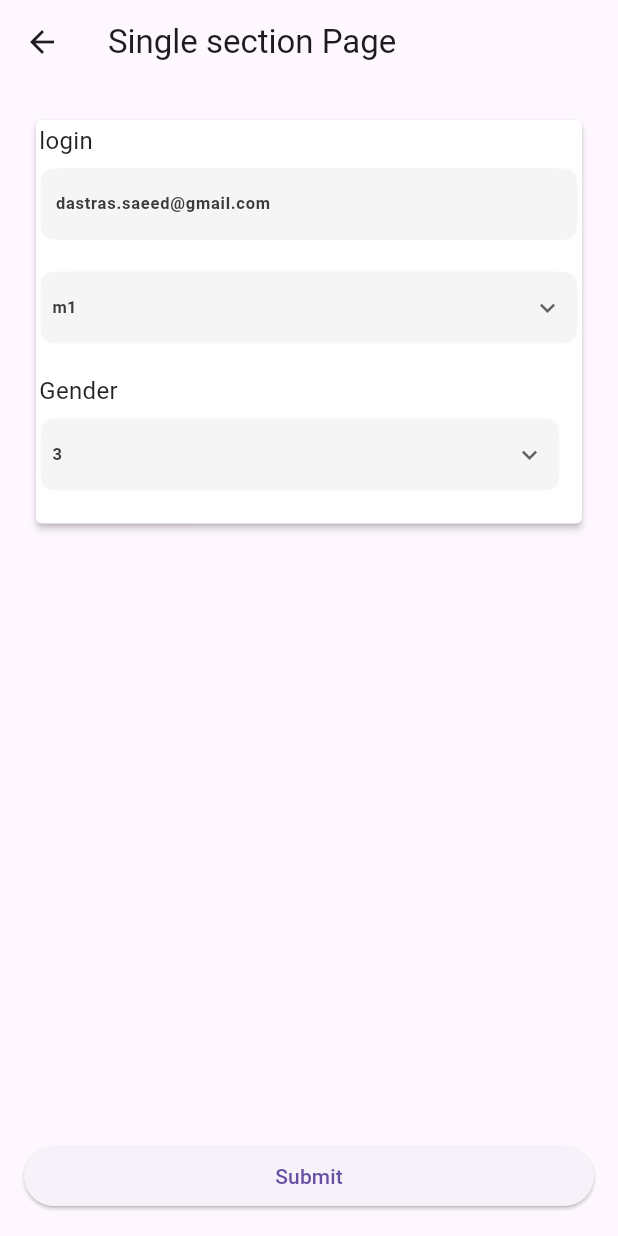
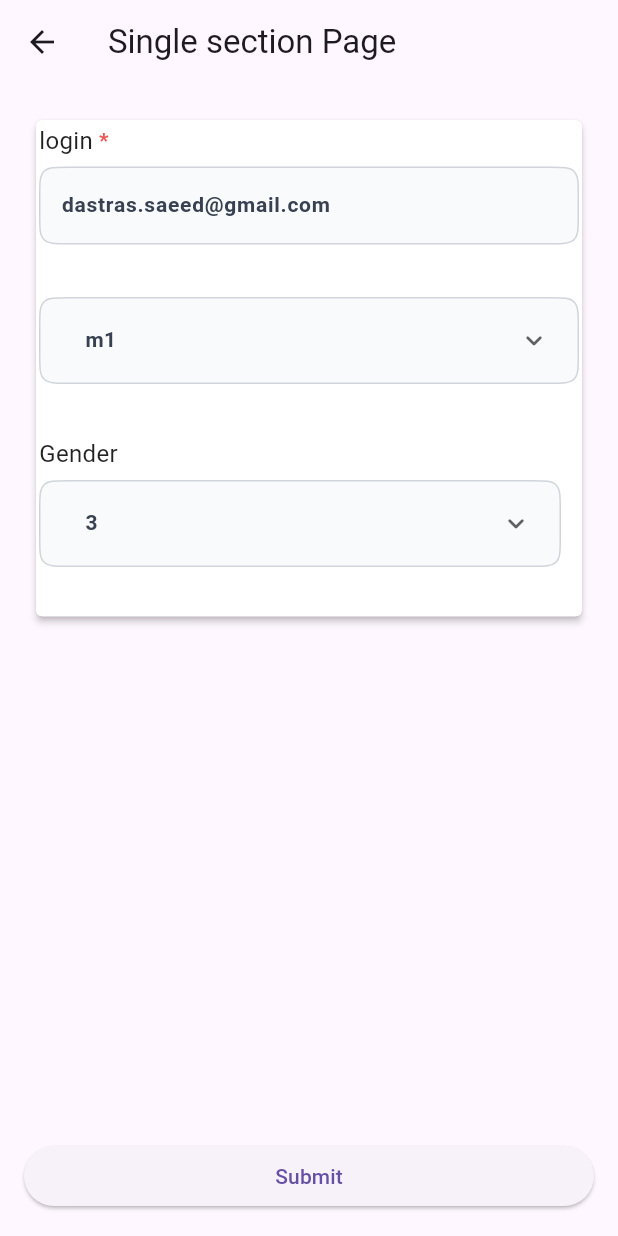
Before and after one commit to roksky/data_forms, a Flutter app: the SingleSectionForm screen opened directly, on a phone screen of 412 x 824 dp. Run offline on Flutter 3.47's test engine with Material 3 defaults, Android fonts, the phone set to English and light mode, and no system bars; our stand-ins replace file_picker, flutter_svg, geolocator, image_cropper, image_picker; missing offline and left inert: barcode_scan2, hand_signature, mobile_scanner.

Commit message:
Fix widgets

```diff
--- a/lib/core/form_style.dart
+++ b/lib/core/form_style.dart
@@ -46,7 +46,7 @@ class FormStyle {
        sectionRadius = sectionRadius ?? 4.0,
        sectionCardElevation = sectionCardElevation ?? 2.0,
        sectionCardPadding = sectionCardPadding ?? 2.0,
-       requiredText = requiredText ?? '',
+       requiredText = requiredText ?? '*',
        fieldHintStyle = fieldHintStyle ?? FormTheme.textThemeStyle.bodyMedium!,
        fieldTextStyle =
            fieldTextStyle ?? FormTheme.textThemeStyle.displayMedium!,
@@ -56,7 +56,7 @@ class FormStyle {
            helpTextStyle ?? FormTheme.textThemeStyle.headlineMedium!,
        sectionTitleStyle =
            sectionTitleStyle ?? FormTheme.textThemeStyle.displayLarge!,
-       fieldBorderColor = fieldBorderColor ?? FormColors.white;
+       fieldBorderColor = fieldBorderColor ?? FormColors.fieldBorderDefault;
 
   static FormStyle singleSectionFormDefaultStyle = FormStyle(
     backgroundFieldColor: FormColors.white,
@@ -69,9 +69,9 @@ class FormStyle {
     errorTextStyle: FormTheme.textThemeStyle.headlineSmall,
     helpTextStyle: FormTheme.textThemeStyle.headlineMedium,
     sectionTitleStyle: FormTheme.textThemeStyle.displayLarge,
-    sectionRadius: 8,
-    fieldRadius: 8,
-    fieldBorderColor: Colors.white,
+    sectionRadius: 12,
+    fieldRadius: 10,
+    fieldBorderColor: FormColors.fieldBorderDefault,
   );
 
   static FormStyle singleSectionFormDefaultDarkStyle = FormStyle(
@@ -85,25 +85,25 @@ class FormStyle {
     fieldHintStyle: FormTheme.textThemeDarkStyle.bodyMedium,
     errorTextStyle: FormTheme.textThemeDarkStyle.headlineSmall,
     helpTextStyle: FormTheme.textThemeDarkStyle.headlineMedium,
-    sectionRadius: 8,
-    fieldRadius: 8,
-    fieldBorderColor: Colors.white,
+    sectionRadius: 12,
+    fieldRadius: 10,
+    fieldBorderColor: FormColors.dividerColorDark,
   );
 
   static FormStyle multiSectionFormDefaultStyle = FormStyle(
     backgroundFieldColor: FormColors.colorBackground,
     sectionCardElevation: 2.0,
     backgroundSectionColor: FormColors.white,
-    sectionCardPadding: 8.0,
+    sectionCardPadding: 12.0,
     titleStyle: FormTheme.textThemeStyle.displayMedium,
     fieldTextStyle: FormTheme.textThemeStyle.displayMedium,
     fieldHintStyle: FormTheme.textThemeStyle.bodyMedium,
     errorTextStyle: FormTheme.textThemeStyle.headlineSmall,
     helpTextStyle: FormTheme.textThemeStyle.headlineMedium,
     sectionTitleStyle: FormTheme.textThemeStyle.displayLarge,
-    sectionRadius: 8,
-    fieldRadius: 8,
-    fieldBorderColor: Colors.white,
+    sectionRadius: 12,
+    fieldRadius: 10,
+    fieldBorderColor: FormColors.fieldBorderDefault,
   );
 
   static FormStyle multiSectionFormDefaultDarkStyle = FormStyle(
@@ -115,10 +115,10 @@ class FormStyle {
     errorTextStyle: FormTheme.textThemeDarkStyle.headlineSmall,
     helpTextStyle: FormTheme.textThemeDarkStyle.headlineMedium,
     sectionTitleStyle: FormTheme.textThemeDarkStyle.displayLarge,
-    sectionRadius: 8,
+    sectionRadius: 12,
     sectionCardElevation: 2.0,
-    sectionCardPadding: 8.0,
-    fieldRadius: 8,
-    fieldBorderColor: Colors.white,
+    sectionCardPadding: 12.0,
+    fieldRadius: 10,
+    fieldBorderColor: FormColors.dividerColorDark,
   );
 }
--- a/lib/values/colors.dart
+++ b/lib/values/colors.dart
@@ -8,12 +8,13 @@ class FormColors {
   static const red = Color(0xffef5350);
   static const green = Color(0xff6cd38b);
 
-  static const hintTextColor = Color(0xff999999);
-  static const textColor = Color(0xff3a3a3a);
-  static const textColorHeader = Color(0xff1c1c1c);
-  static const dividerColor = Color(0xffeaeaea);
-  static const colorBackground = Color(0xfff5f5f5);
-  static const colorBackgroundDisable = Color(0xffbbbbbb);
+  static const hintTextColor = Color(0xff9ca3af);
+  static const textColor = Color(0xff374151);
+  static const textColorHeader = Color(0xff111827);
+  static const dividerColor = Color(0xffe5e7eb);
+  static const fieldBorderDefault = Color(0xffd1d5db);
+  static const colorBackground = Color(0xfff9fafb);
+  static const colorBackgroundDisable = Color(0xffe9ecef);
 
   static const black = Color(0xff171717);
 
--- a/lib/values/theme.dart
+++ b/lib/values/theme.dart
@@ -7,32 +7,32 @@ class FormTheme {
     displayLarge: TextStyle(
       color: FormColors.textColorHeader,
       fontWeight: FontWeight.w700,
-      fontSize: 12.0,
+      fontSize: 14.0,
     ),
     displayMedium: TextStyle(
       color: FormColors.textColor,
-      fontWeight: FontWeight.w700,
-      fontSize: 11.0,
+      fontWeight: FontWeight.w600,
+      fontSize: 14.0,
     ),
     displaySmall: TextStyle(
       color: FormColors.hintTextColor,
       fontWeight: FontWeight.w500,
-      fontSize: 9.0,
+      fontSize: 12.0,
     ),
     headlineMedium: TextStyle(
       color: FormColors.hintTextColor,
       fontWeight: FontWeight.w400,
-      fontSize: 7.0,
+      fontSize: 12.0,
     ),
     headlineSmall: TextStyle(
       color: FormColors.red,
-      fontWeight: FontWeight.w400,
-      fontSize: 7.0,
+      fontWeight: FontWeight.w500,
+      fontSize: 12.0,
     ),
     bodyMedium: TextStyle(
       color: FormColors.hintTextColor,
       fontWeight: FontWeight.w400,
-      fontSize: 11.0,
+      fontSize: 14.0,
     ),
   );
 
@@ -40,32 +40,32 @@ class FormTheme {
     displayLarge: TextStyle(
       color: FormColors.textDarkColorHeader,
       fontWeight: FontWeight.w700,
-      fontSize: 12.0,
+      fontSize: 14.0,
     ),
     displayMedium: TextStyle(
       color: FormColors.textColorDark,
-      fontWeight: FontWeight.w700,
-      fontSize: 11.0,
+      fontWeight: FontWeight.w600,
+      fontSize: 14.0,
     ),
     displaySmall: TextStyle(
       color: FormColors.hintTextDarkColor,
       fontWeight: FontWeight.w500,
-      fontSize: 9.0,
+      fontSize: 12.0,
     ),
     headlineMedium: TextStyle(
       color: FormColors.hintTextDarkColor,
       fontWeight: FontWeight.w400,
-      fontSize: 7.0,
+      fontSize: 12.0,
     ),
     headlineSmall: TextStyle(
       color: FormColors.red,
-      fontWeight: FontWeight.w400,
-      fontSize: 7.0,
+      fontWeight: FontWeight.w500,
+      fontSize: 12.0,
     ),
     bodyMedium: TextStyle(
       color: FormColors.hintTextDarkColor,
       fontWeight: FontWeight.w400,
-      fontSize: 11.0,
+      fontSize: 14.0,
     ),
   );
 }
--- a/lib/widget/field.dart
+++ b/lib/widget/field.dart
@@ -1269,7 +1269,8 @@ class _GSFieldState extends State<DataFormField> {
                               widget.formStyle!.requiredText,
                               style: const TextStyle(
                                 color: FormColors.red,
-                                fontSize: 10,
+                                fontSize: 14,
+                                fontWeight: FontWeight.w600,
                               ),
                             ),
                           ),
@@ -1280,6 +1281,7 @@ class _GSFieldState extends State<DataFormField> {
                   ),
                 ),
                 Container(
+                  constraints: const BoxConstraints(minHeight: 52.0),
                   decoration: GSFormUtils.getFieldDecoration(
                     widget.formStyle!,
                     widget.model?.status,
@@ -1320,7 +1322,7 @@ class _GSFieldState extends State<DataFormField> {
                     ],
                   ),
                 ),
-                const SizedBox(height: 4.0),
+                const SizedBox(height: 6.0),
                 Opacity(
                   opacity:
                       (widget.model?.status == FormFieldStatusEnum.error &&
@@ -1331,15 +1333,15 @@ class _GSFieldState extends State<DataFormField> {
                   child: Row(
                     children: [
                       SizedBox(
-                        width: 8.0,
-                        height: 8.0,
+                        width: 14.0,
+                        height: 14.0,
                         child: SvgPicture.asset(
                           widget.model?.status == FormFieldStatusEnum.error
                               ? 'packages/data_forms/assets/ic_alert.svg'
                               : 'packages/data_forms/assets/ic_info.svg',
                         ),
                       ),
-                      const SizedBox(width: 1.0),
+                      const SizedBox(width: 4.0),
                       Text(
                         widget.model?.status == FormFieldStatusEnum.error
                             ? widget.model?.errorMessage ?? ''
@@ -1352,7 +1354,7 @@ class _GSFieldState extends State<DataFormField> {
                     ],
                   ),
                 ),
-                const SizedBox(height: 5.0),
+                const SizedBox(height: 8.0),
               ],
             ),
           ),
--- a/lib/widget/fields/bool_field.dart
+++ b/lib/widget/fields/bool_field.dart
@@ -41,13 +41,10 @@ class _GSBoolSwitchFieldState extends State<FormBoolSwitchField> {
   @override
   Widget build(BuildContext context) {
     return Padding(
-      padding: const EdgeInsets.only(right: 10.0, left: 10.0),
+      padding: const EdgeInsets.symmetric(horizontal: 14.0, vertical: 10.0),
       child: Switch(
-        // This bool value toggles the switch.
         value: widget.value ?? false,
-        activeThumbColor: Colors.red,
         onChanged: (bool value) {
-          // This is called when the user toggles the switch.
           setState(() {
             widget.value = value;
           });
--- a/lib/widget/fields/date_picker_field.dart
+++ b/lib/widget/fields/date_picker_field.dart
@@ -80,12 +80,7 @@ class _GSDatePickerFieldState extends State<FormDatePickerField> {
     widget.context = context;
     return InkWell(
       child: Padding(
-        padding: const EdgeInsets.only(
-          right: 10.0,
-          left: 10.0,
-          top: 18,
-          bottom: 18,
-        ),
+        padding: const EdgeInsets.symmetric(horizontal: 14.0, vertical: 14.0),
         child: Row(
           children: [
             Expanded(
--- a/lib/widget/fields/email_field.dart
+++ b/lib/widget/fields/email_field.dart
@@ -63,9 +63,7 @@ class _GSEmailFieldState extends State<FormEmailField> {
     if (widget.model.value != null) {
       widget.controller?.text = widget.model.value;
     }
-    return Padding(
-      padding: const EdgeInsets.only(right: 10.0, left: 10.0),
-      child: TextField(
+    return TextField(
       readOnly: widget.model.enableReadOnly ?? false,
       controller: widget.controller,
       maxLength: widget.model.maxLength,
@@ -82,13 +80,16 @@ class _GSEmailFieldState extends State<FormEmailField> {
       decoration: InputDecoration(
         hintText: widget.model.hint,
         counterText: '',
+        contentPadding: const EdgeInsets.symmetric(
+          horizontal: 14.0,
+          vertical: 14.0,
+        ),
         focusedBorder: InputBorder.none,
         enabledBorder: InputBorder.none,
         errorBorder: InputBorder.none,
         disabledBorder: InputBorder.none,
         hintStyle: widget.formStyle.fieldHintStyle,
       ),
-      ),
     );
   }
 }
--- a/lib/widget/fields/mobile_field.dart
+++ b/lib/widget/fields/mobile_field.dart
@@ -59,9 +59,7 @@ class _GSMobileFieldState extends State<FormMobileField> {
 
   @override
   Widget build(BuildContext context) {
-    return Padding(
-      padding: const EdgeInsets.only(right: 10.0, left: 10.0),
-      child: TextField(
+    return TextField(
       readOnly: widget.model.enableReadOnly ?? false,
       textAlign: TextAlign.left,
       controller: widget.controller,
@@ -78,6 +76,10 @@ class _GSMobileFieldState extends State<FormMobileField> {
       },
       decoration: InputDecoration(
         hintText: widget.model.hint,
+        contentPadding: const EdgeInsets.symmetric(
+          horizontal: 14.0,
+          vertical: 14.0,
+        ),
         focusedBorder: InputBorder.none,
         enabledBorder: InputBorder.none,
         counterText: '',
@@ -85,7 +87,6 @@ class _GSMobileFieldState extends State<FormMobileField> {
         disabledBorder: InputBorder.none,
         hintStyle: widget.formStyle.fieldHintStyle,
       ),
-      ),
     );
   }
 }
--- a/lib/widget/fields/number_field.dart
+++ b/lib/widget/fields/number_field.dart
@@ -59,9 +59,7 @@ class _GSNumberFieldState extends State<FormNumberField> {
 
   @override
   Widget build(BuildContext context) {
-    return Padding(
-      padding: const EdgeInsets.only(right: 10.0, left: 10.0),
-      child: TextField(
+    return TextField(
       readOnly: widget.model.enableReadOnly ?? false,
       textAlignVertical: TextAlignVertical.center,
       controller: widget.controller,
@@ -81,12 +79,15 @@ class _GSNumberFieldState extends State<FormNumberField> {
             (widget.model.showCounter ?? false) ? null : const Offstage(),
         hintText: widget.model.hint,
         counterStyle: widget.formStyle.fieldHintStyle,
+        contentPadding: const EdgeInsets.symmetric(
+          horizontal: 14.0,
+          vertical: 14.0,
+        ),
         focusedBorder: InputBorder.none,
         enabledBorder: InputBorder.none,
         errorBorder: InputBorder.none,
         disabledBorder: InputBorder.none,
         hintStyle: widget.formStyle.fieldHintStyle,
-        ),
       ),
     );
   }
--- a/lib/widget/fields/password_field.dart
+++ b/lib/widget/fields/password_field.dart
@@ -63,9 +63,7 @@ class _GSPasswordFieldState extends State<FormPasswordField> {
 
   @override
   Widget build(BuildContext context) {
-    return Padding(
-      padding: const EdgeInsetsDirectional.only(start: 10.0),
-      child: TextField(
+    return TextField(
       readOnly: widget.model.enableReadOnly ?? false,
       textAlignVertical: TextAlignVertical.center,
       keyboardType: TextInputType.visiblePassword,
@@ -84,6 +82,10 @@ class _GSPasswordFieldState extends State<FormPasswordField> {
       decoration: InputDecoration(
         hintText: widget.model.hint,
         counterText: '',
+        contentPadding: const EdgeInsets.symmetric(
+          horizontal: 14.0,
+          vertical: 14.0,
+        ),
         focusedBorder: InputBorder.none,
         enabledBorder: InputBorder.none,
         errorBorder: InputBorder.none,
@@ -100,7 +102,6 @@ class _GSPasswordFieldState extends State<FormPasswordField> {
         ),
         hintStyle: widget.formStyle.fieldHintStyle,
       ),
-      ),
     );
   }
 
--- a/lib/widget/fields/spinner_field.dart
+++ b/lib/widget/fields/spinner_field.dart
@@ -100,15 +100,20 @@ class _GSSpinnerFieldState extends State<FormSpinnerField> {
   @override
   Widget build(BuildContext context) {
     final stateManager = Provider.of<StateManager>(context);
-    return Row(
+    return Padding(
+      padding: const EdgeInsets.symmetric(vertical: 4.0),
+      child: Row(
         children: [
           Expanded(
+            child: DropdownButtonHideUnderline(
+              child: ButtonTheme(
+                alignedDropdown: true,
                 child: DropdownButton<SpinnerDataModel>(
                   underline: const SizedBox(),
                   iconSize: 0,
                   icon: const Padding(
-              padding: EdgeInsets.only(left: 10.0, right: 10.0),
-              child: Icon(Icons.keyboard_arrow_down, size: 20),
+                    padding: EdgeInsets.only(left: 10.0, right: 14.0),
+                    child: Icon(Icons.keyboard_arrow_down_rounded, size: 22),
                   ),
                   isExpanded: true,
                   value: widget.returnedData,
@@ -118,7 +123,9 @@ class _GSSpinnerFieldState extends State<FormSpinnerField> {
                             (e) => DropdownMenuItem(
                               value: e,
                               child: Padding(
-                          padding: const EdgeInsetsDirectional.only(start: 8.0),
+                                padding: const EdgeInsetsDirectional.only(
+                                  start: 14.0,
+                                ),
                                 child: Text(
                                   e.name,
                                   style:
@@ -146,7 +153,10 @@ class _GSSpinnerFieldState extends State<FormSpinnerField> {
                   },
                 ),
               ),
+            ),
+          ),
         ],
+      ),
     );
   }
 }
--- a/lib/widget/fields/text_field.dart
+++ b/lib/widget/fields/text_field.dart
@@ -58,9 +58,7 @@ class _GSTextFieldState extends State<FormTextField> {
 
   @override
   Widget build(BuildContext context) {
-    return Padding(
-      padding: const EdgeInsets.only(right: 10.0, left: 10.0),
-      child: TextField(
+    return TextField(
       readOnly: widget.model.enableReadOnly ?? false,
       controller: widget.controller,
       maxLength: widget.model.maxLength,
@@ -77,13 +75,16 @@ class _GSTextFieldState extends State<FormTextField> {
       decoration: InputDecoration(
         hintText: widget.model.hint,
         counterText: '',
+        contentPadding: const EdgeInsets.symmetric(
+          horizontal: 14.0,
+          vertical: 14.0,
+        ),
         focusedBorder: InputBorder.none,
         enabledBorder: InputBorder.none,
         errorBorder: InputBorder.none,
         disabledBorder: InputBorder.none,
         hintStyle: widget.formStyle.fieldHintStyle,
       ),
-      ),
     );
   }
 }
--- a/lib/widget/fields/time_picker_field.dart
+++ b/lib/widget/fields/time_picker_field.dart
@@ -84,12 +84,7 @@ class _GSTimePickerFieldState extends State<FormTimePickerField> {
   Widget build(BuildContext context) {
     widget.context = context;
     return Padding(
-      padding: const EdgeInsets.only(
-        right: 10.0,
-        left: 10.0,
-        top: 16,
-        bottom: 16,
-      ),
+      padding: const EdgeInsets.symmetric(horizontal: 14.0, vertical: 14.0),
       child: InkWell(
         child: Row(
           children: [
--- a/lib/widget/section.dart
+++ b/lib/widget/section.dart
@@ -81,7 +81,7 @@ class FormSection extends StatelessWidget {
                       ),
                     ],
                   ),
-                  const SizedBox(height: 6.0),
+                  const SizedBox(height: 10.0),
                 ],
               ),
             )
@@ -102,10 +102,11 @@ class FormSection extends StatelessWidget {
               top: style!.sectionCardPadding,
               bottom: style!.sectionCardPadding,
             ),
-            child: ListView.builder(
+            child: ListView.separated(
               shrinkWrap: true,
               physics: const NeverScrollableScrollPhysics(),
               itemCount: rows.length,
+              separatorBuilder: (context, index) => const SizedBox(height: 4.0),
               itemBuilder: (context, index) {
                 return rows[index];
               },
```
Also changed, not shown: 1 other file. Lines whose indentation alone changed are shown as unchanged.
